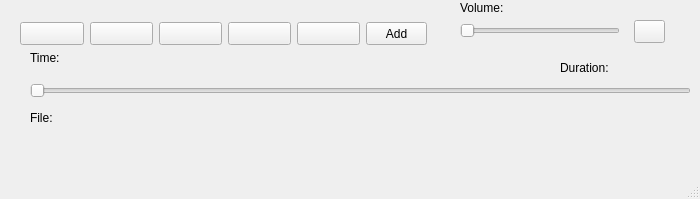
Above: mainwindow.ui from s-n-a-i-l/Qt before the change. Below: the same form after it.
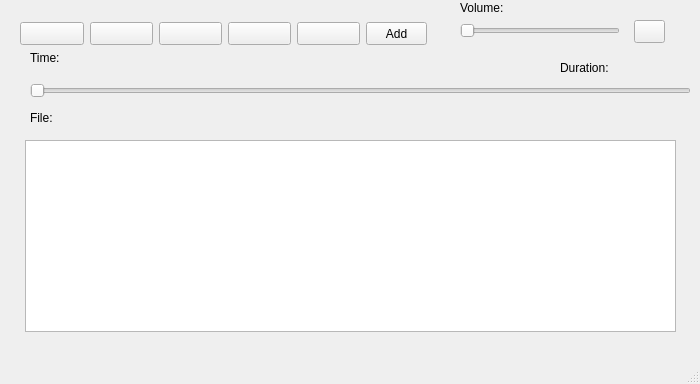
That is the form after the change. Icons and pictures are not drawn.

```diff
--- a/mainwindow.ui
+++ b/mainwindow.ui
@@ -7,19 +7,19 @@
     <x>0</x>
     <y>0</y>
     <width>700</width>
-    <height>199</height>
+    <height>384</height>
    </rect>
   </property>
   <property name="minimumSize">
    <size>
     <width>700</width>
-    <height>199</height>
+    <height>384</height>
    </size>
   </property>
   <property name="maximumSize">
    <size>
     <width>700</width>
-    <height>199</height>
+    <height>384</height>
    </size>
   </property>
   <property name="windowTitle">
@@ -271,6 +271,16 @@
      <string/>
     </property>
    </widget>
+   <widget class="QTableView" name="tableView_Playlist">
+    <property name="geometry">
+     <rect>
+      <x>25</x>
+      <y>140</y>
+      <width>651</width>
+      <height>192</height>
+     </rect>
+    </property>
+   </widget>
   </widget>
   <widget class="QMenuBar" name="menubar">
    <property name="geometry">
```
